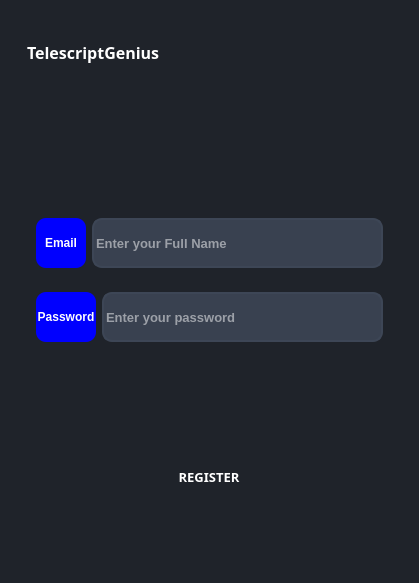
Before: the Qt Designer form reg_login.ui in fawazdevx/TeleScriptGenius, drawn with Qt 5.
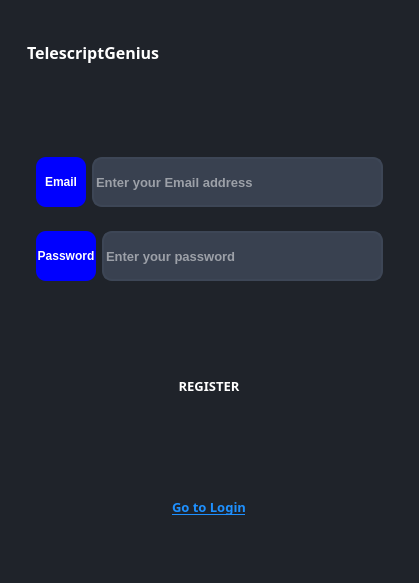
After: the same form once the commit is applied.

```diff
--- a/reg_login.ui
+++ b/reg_login.ui
@@ -144,7 +144,7 @@
 border-radius:10px;</string>
                </property>
                <property name="placeholderText">
-                <string>Enter your Full Name</string>
+                <string>Enter your Email address</string>
                </property>
               </widget>
              </item>
@@ -212,6 +212,9 @@
 border: 2px solid rgb(61, 70, 86);
 border-radius:10px;</string>
                </property>
+               <property name="echoMode">
+                <enum>QLineEdit::Password</enum>
+               </property>
                <property name="placeholderText">
                 <string>Enter your password</string>
                </property>
@@ -273,6 +276,59 @@
          </layout>
         </widget>
        </item>
+       <item>
+        <widget class="QFrame" name="frame_7">
+         <property name="frameShape">
+          <enum>QFrame::StyledPanel</enum>
+         </property>
+         <property name="frameShadow">
+          <enum>QFrame::Raised</enum>
+         </property>
+         <layout class="QHBoxLayout" name="horizontalLayout_5">
+          <item>
+           <widget class="QPushButton" name="logNowBtn">
+            <property name="sizePolicy">
+             <sizepolicy hsizetype="Fixed" vsizetype="Fixed">
+              <horstretch>0</horstretch>
+              <verstretch>0</verstretch>
+             </sizepolicy>
+            </property>
+            <property name="minimumSize">
+             <size>
+              <width>200</width>
+              <height>70</height>
+             </size>
+            </property>
+            <property name="font">
+             <font>
+              <family>Segoe UI Black</family>
+              <pointsize>-1</pointsize>
+              <weight>75</weight>
+              <bold>true</bold>
+              <underline>true</underline>
+             </font>
+            </property>
+            <property name="styleSheet">
+             <string notr="true">QPushButton {
+    background: transparent;
+    color: #1E90FF;
+    border: none;
+    text-decoration: underline;
+    font-size: 13px;
+}
+QPushButton:hover {
+    color: #00BFFF;
+}
+</string>
+            </property>
+            <property name="text">
+             <string>Go to Login</string>
+            </property>
+           </widget>
+          </item>
+         </layout>
+        </widget>
+       </item>
       </layout>
      </widget>
     </item>
```
